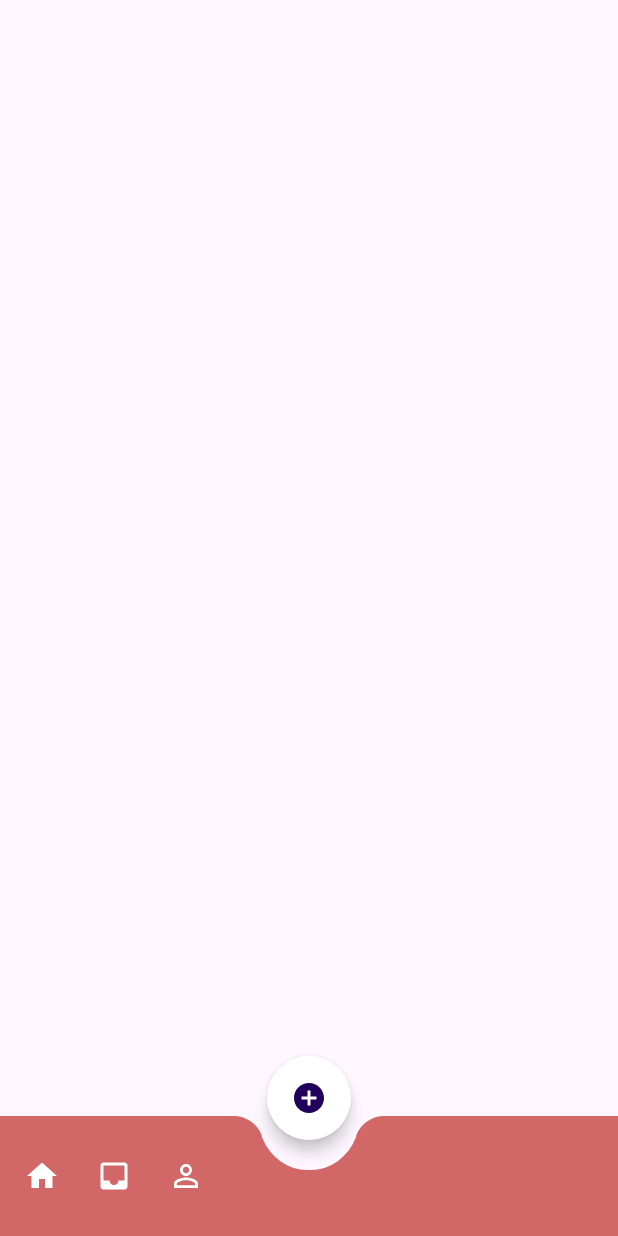
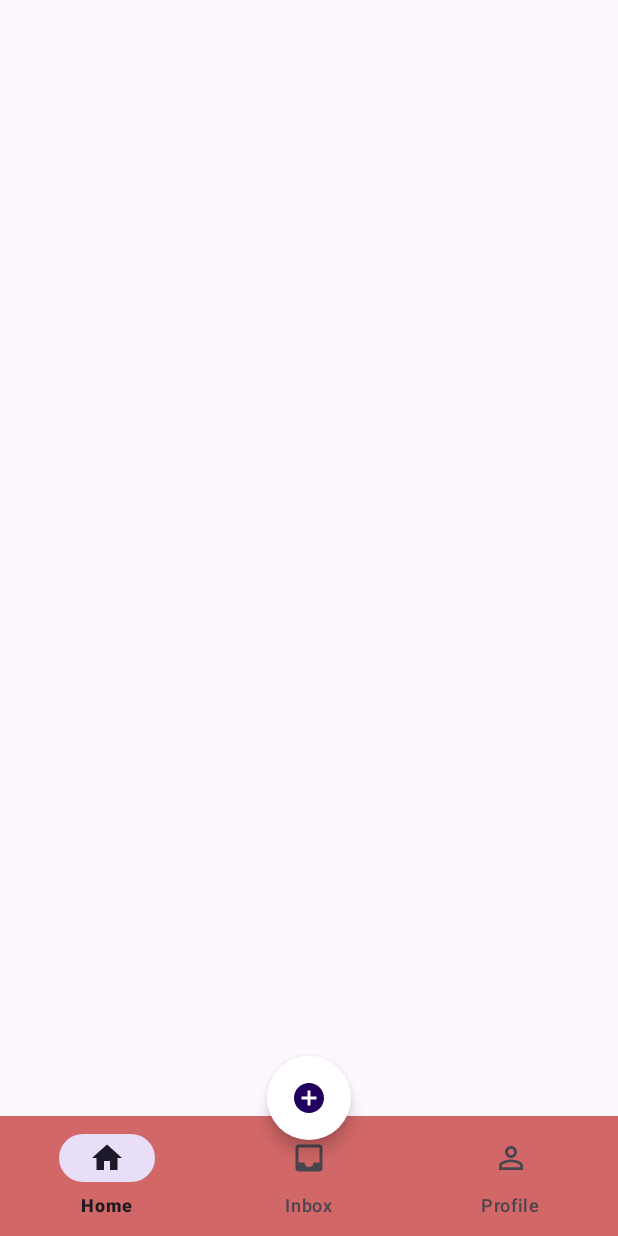
Before and after one commit to NimethHR/Bartering-App, an Android app: the screen it shows after launch (MainActivity), on a phone screen of 412 x 824 dp. Run offline under Robolectric (Android 15) with nearby library versions, the phone set to English and light mode, and no system bars.

Commit message:
bottom nav bar changes. Removed bottom bar curve for fab

```diff
--- a/frontend/app/src/main/java/com/example/madproject/posts/CreatePost.kt
+++ b/frontend/app/src/main/java/com/example/madproject/posts/CreatePost.kt
@@ -1,6 +1,7 @@
 package com.example.madproject.posts
+
+import android.R
 
 class CreatePost {
 
-
 }
--- /dev/null
+++ b/frontend/app/src/main/res/drawable/baseline_arrow_back_24.xml
@@ -0,0 +1,5 @@
+<vector android:autoMirrored="true" android:height="24dp"
+    android:tint="#FFFFFF" android:viewportHeight="24"
+    android:viewportWidth="24" android:width="24dp" xmlns:android="http://schemas.android.com/apk/res/android">
+    <path android:fillColor="@android:color/white" android:pathData="M20,11H7.83l5.59,-5.59L12,4l-8,8 8,8 1.41,-1.41L7.83,13H20v-2z"/>
+</vector>
--- a/frontend/app/src/main/res/layout/activity_main.xml
+++ b/frontend/app/src/main/res/layout/activity_main.xml
@@ -11,13 +11,27 @@
         android:layout_width="match_parent"
         android:layout_height="wrap_content"
         android:layout_gravity="bottom"
-        android:background="@color/purple_700"
+        android:background="@color/holo_red"
         android:backgroundTint="@color/holo_red"
+        android:clickable="false"
+        app:contentInsetStart="0dp"
+        app:contentInsetStartWithNavigation="0dp"
         app:fabAlignmentMode="center"
         app:fabAnchorMode="cradle"
         app:fabAnimationMode="slide"
-        app:fabCradleRoundedCornerRadius="20dp"
-        app:menu="@menu/bottom_app_bar" />
+        app:fabCradleRoundedCornerRadius="20dp">
+
+        <com.google.android.material.bottomnavigation.BottomNavigationView
+            android:id="@+id/bottom_nav_view"
+            android:layout_width="match_parent"
+            android:layout_height="wrap_content"
+            android:layout_gravity="bottom"
+            android:background="@color/holo_red"
+            app:menu="@menu/bottom_app_bar">
+
+        </com.google.android.material.bottomnavigation.BottomNavigationView>
+
+    </com.google.android.material.bottomappbar.BottomAppBar>
 
     <com.google.android.material.floatingactionbutton.FloatingActionButton
         android:id="@+id/floatingActionButton"
--- a/frontend/app/src/main/res/values/dimensions.xml
+++ b/frontend/app/src/main/res/values/dimensions.xml
@@ -2,5 +2,5 @@
 <resources>
     <dimen name="small_medium">150dp</dimen>
     <dimen name="padding_small_small">15dp</dimen>
-    <dimen name="posts_window">650dp</dimen>
+    <dimen name="posts_window">550dp</dimen>
 </resources>
--- a/frontend/app/src/main/res/values/strings.xml
+++ b/frontend/app/src/main/res/values/strings.xml
@@ -3,5 +3,6 @@
     <string name="lorem">Lorem ipsum dolor sit amet, consectetur adipiscing elit. Phasellus mattis consectetur sapien, vitae aliquam lectus fermentum vitae. Vestibulum nec sapien facilisis, malesuada elit sed, accumsan tellus. Quisque vitae laoreet lorem. Lorem ipsum dolor sit amet, consectetur adipiscing elit. Morbi at elit non ante vulputate dictum vulputate sit amet tortor. Quisque est enim, condimentum eget magna id, placerat condimentum mauris. Sed varius consectetur mattis. Donec placerat sed lacus eget rhoncus. Praesent id bibendum ante.</string>
     <string name="createBtn">Post Name</string>
     <string name="post_title">Post title here</string>
+    <string name="post_create_toolbar">Create Post</string>
 
 </resources>
--- a/frontend/build.gradle
+++ b/frontend/build.gradle
@@ -2,5 +2,5 @@
 plugins {
     id 'com.android.application' version '7.4.2' apply false
     id 'com.android.library' version '7.4.2' apply false
-    id 'org.jetbrains.kotlin.android' version '1.8.0' apply false
+    id 'org.jetbrains.kotlin.android' version '1.8.20-RC' apply false
 }
```
Also changed, not shown: frontend/app/src/main/res/layout/activity_create.xml (+62 -8 lines), frontend/app/src/main/res/menu/create_post_toolbar.xml (added, +10 -0 lines).
